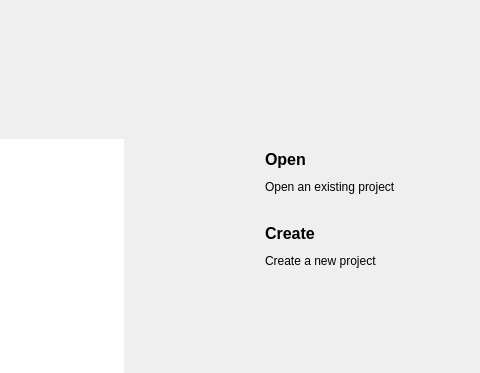
Above: src/ProMainWindow.ui from xenginez/XEStudio before the change; both pictures show x 454 to 934 and y 0 to 373 of the 934 by 651 pixel window. Below: the same form after it.
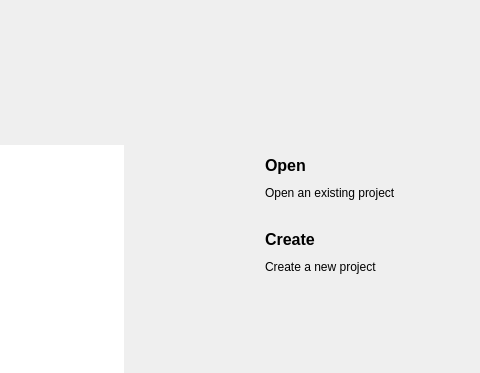
That is the form after the change.

```diff
--- a/src/ProMainWindow.ui
+++ b/src/ProMainWindow.ui
@@ -106,6 +106,9 @@
     </item>
     <item row="4" column="0" colspan="5">
      <layout class="QHBoxLayout" name="horizontalLayout_2">
+      <property name="topMargin">
+       <number>6</number>
+      </property>
       <item>
        <layout class="QVBoxLayout" name="verticalLayout_2"/>
       </item>
@@ -114,12 +117,21 @@
         <property name="frameShape">
          <enum>QFrame::NoFrame</enum>
         </property>
+        <property name="frameShadow">
+         <enum>QFrame::Sunken</enum>
+        </property>
+        <property name="lineWidth">
+         <number>1</number>
+        </property>
         <property name="editTriggers">
          <set>QAbstractItemView::NoEditTriggers</set>
         </property>
         <property name="selectionMode">
          <enum>QAbstractItemView::NoSelection</enum>
         </property>
+        <property name="spacing">
+         <number>5</number>
+        </property>
        </widget>
       </item>
       <item>
```
Left out of the diff: 3 changed lines with no effect on the pictures.
